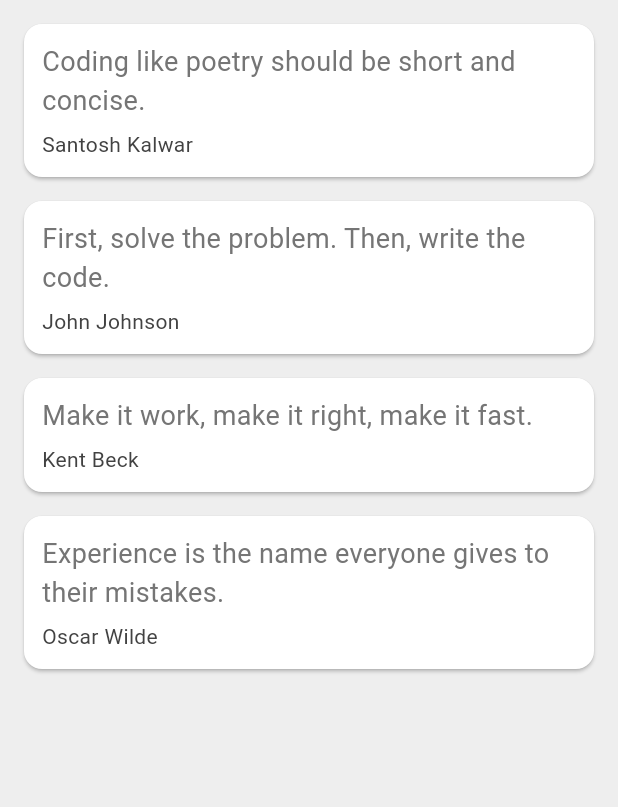
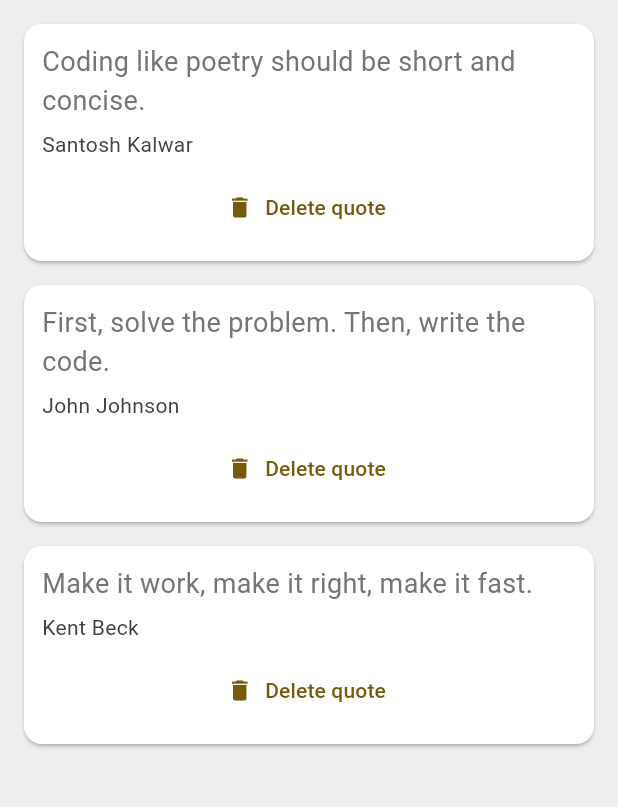
Before and after one commit to ahmedidrissi/flutter_quotes_generator_app, a Flutter app: the screen it shows after launch, on a phone screen of 412 x 824 dp, the part 84-891 px from its top. Run offline on Flutter 3.47's test engine with Material 2 defaults, Android fonts, the phone set to English and light mode, and no system bars.

Commit message:
add delete button

```diff
--- a/lib/main.dart
+++ b/lib/main.dart
@@ -38,8 +38,13 @@ class _MyHomePageState extends State<MyHomePage> {
     Quote(text: 'Coding like poetry should be short and concise.', author: 'Santosh Kalwar'),
     Quote(text: 'First, solve the problem. Then, write the code.', author: 'John Johnson'),
     Quote(text: 'Make it work, make it right, make it fast.', author: 'Kent Beck'),
-    Quote(text: 'Experience is the name everyone gives to their mistakes.', author: 'Oscar Wilde'),
   ];
+
+  void deleteQuote(Quote quote) {
+    setState(() {
+      quotes.remove(quote);
+    });
+  }
 
   @override
   Widget build(BuildContext context) {
@@ -54,7 +59,10 @@ class _MyHomePageState extends State<MyHomePage> {
         centerTitle: true,
       ),
       body: Column(
-        children: quotes.map((quote) => QuoteCard(quote: quote,)).toList(),
+        children: quotes.map((quote) => QuoteCard(
+          quote: quote,
+          onDelete: () => deleteQuote(quote),
+        )).toList(),
       ),
     );
   }
--- a/lib/quote_card.dart
+++ b/lib/quote_card.dart
@@ -5,9 +5,11 @@ class QuoteCard extends StatelessWidget {
   const QuoteCard({
     super.key,
     required this.quote,
+    required this.onDelete,
   });
 
   final Quote quote;
+  final Function onDelete;
 
   @override
   Widget build(BuildContext context) {
@@ -34,6 +36,14 @@ class QuoteCard extends StatelessWidget {
                 color: Colors.grey[800],
               ),
             ),
+            const SizedBox(height: 8.0,),
+            TextButton.icon(
+              onPressed: () {
+                onDelete();
+              },
+              label: const Text("Delete quote"),
+              icon: const Icon(Icons.delete),
+            )
           ],
         ),
       ),
```
